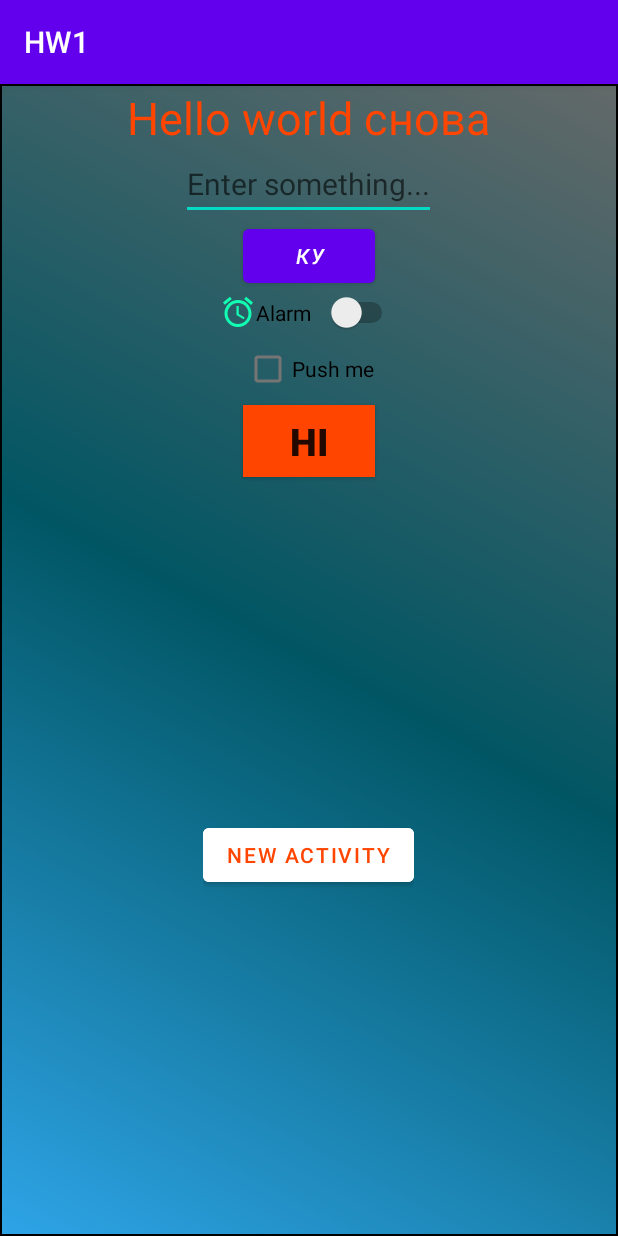
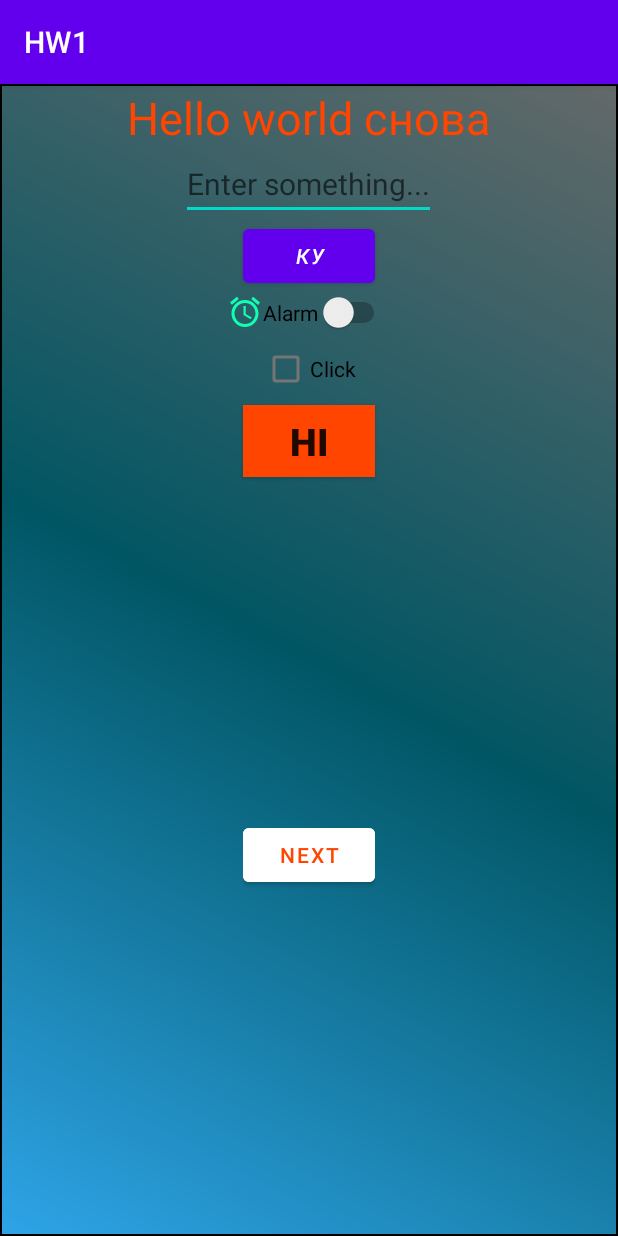
Before and after one commit to stolveron/HW1, an Android app: the screen it shows after launch (MainActivity), on a phone screen of 412 x 824 dp. Run offline under Robolectric (Android 15) with nearby library versions, the phone set to English and light mode, and no system bars.

Commit message:
Красоту навела(хардкод).

```diff
--- a/app/src/main/res/layout/activity_main.xml
+++ b/app/src/main/res/layout/activity_main.xml
@@ -13,43 +13,42 @@
     <TextView
         android:layout_width="wrap_content"
         android:layout_height="wrap_content"
-        android:text="Hello world снова"
+        android:text="@string/txt_1"
         android:textColor="@color/OrangeRed"
-        android:textSize="30sp"/>
+        android:textSize="@dimen/q_1"/>
 
     <EditText
         android:layout_width="wrap_content"
         android:layout_height="wrap_content"
-        android:hint="Enter something..."
-        android:textSize="20sp"/>
+        android:hint="@string/txt_2"
+        android:textSize="@dimen/q_2"/>
 
     <com.google.android.material.button.MaterialButton
         android:layout_width="wrap_content"
         android:layout_height="wrap_content"
         android:textStyle="italic"
-        android:text="КУ" />
+        android:text="@string/txt_3" />
 
     <Switch
         android:id="@+id/switch1"
         android:layout_width="wrap_content"
         android:layout_height="wrap_content"
         android:drawableLeft="@drawable/ic_alarm"
-        android:switchPadding="10dp"
-        android:text="Alarm"/>
+        android:text="@string/txt_4"/>
     <CheckBox
         android:id="@+id/checkBox"
         android:layout_width="wrap_content"
         android:layout_height="wrap_content"
-        android:text="Push me"/>
+        android:text="@string/txt_5"/>
 
     <ToggleButton
         android:id="@+id/toggleButton"
         android:layout_width="wrap_content"
         android:layout_height="wrap_content"
         android:background="@color/OrangeRed"
-        android:textOff="Hi"
-        android:textOn="Bye"
-        android:textSize="25sp"
+        android:textOff="@string/txt_6"
+        android:textOn="@string/txt_7"
+        android:textSize="@dimen/q_3"
         android:textStyle="bold"/>
 
     <LinearLayout
@@ -62,7 +61,7 @@
                 android:id="@+id/btnSecond"
                 android:layout_width="wrap_content"
                 android:layout_height="wrap_content"
-                android:text="New Activity"
+                android:text="@string/txt_8"
                 android:textColor="@color/OrangeRed"
                 android:backgroundTint="@color/white"/>
     </LinearLayout>
--- a/app/src/main/res/layout/activity_main_third.xml
+++ b/app/src/main/res/layout/activity_main_third.xml
@@ -14,5 +14,5 @@
         android:id="@+id/buttonBackTwo"
         android:layout_width="wrap_content"
         android:layout_height="wrap_content"
-        android:text="Back"/>
+        android:text="@string/txt_9"/>
 </LinearLayout>
--- /dev/null
+++ b/app/src/main/res/values/dimens.xml
@@ -0,0 +1,7 @@
+<?xml version="1.0" encoding="utf-8"?>
+<resources>
+
+    <dimen name="q_1">30sp</dimen>
+    <dimen name="q_2">20sp</dimen>
+    <dimen name="q_3">25sp</dimen>
+</resources>
--- a/app/src/main/res/values/strings.xml
+++ b/app/src/main/res/values/strings.xml
@@ -1,3 +1,22 @@
 <resources>
     <string name="app_name">HW1</string>
+    <string name="txt_1">Hello world снова</string>
+    <string name="txt_2">Enter something...</string>
+    <string name="txt_3">КУ</string>
+    <string name="txt_4">Alarm</string>
+    <string name="txt_5">Click</string>
+    <string name="txt_6">Hi</string>
+    <string name="txt_7">Bye</string>
+    <string name="txt_8">Next</string>
+    <string name="txt_9">Back</string>
+    <string name="txt_10">Enter something...</string>
+    <string name="txt_11">Password</string>
+    <string name="txt_12">Numeric password</string>
+    <string name="txt_13">Your name</string>
+    <string name="txt_14">phoneNum</string>
+    <string name="txt_15">dd-MM-yyyy</string>
+    <string name="txt_16">Email</string>
+    <string name="txt_17">Capital</string>
+    <string name="txt_18">Back</string>
+    <string name="txt_19">Next</string>
 </resources>
```
Also changed, not shown: app/src/main/res/layout/activity_second.xml (+10 -10 lines).
